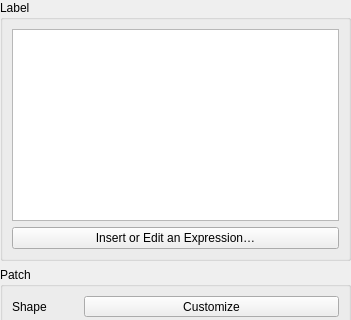
The window that src/ui/layout/qgslayoutlegendnodewidgetbase.ui (qgis/QGIS) describes before a commit, drawn with Qt 5; both pictures show x 0 to 351 and y 0 to 320 of the 351 by 635 pixel window.
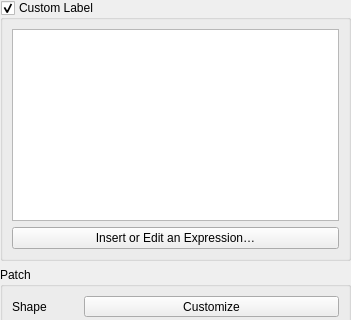
The same window after the commit. Custom widgets are drawn as their Qt base class.

Commit message: Custom Label checkbox in the Legend Item Properties (fixes #41384)

Patch:
```diff
--- a/src/ui/layout/qgslayoutlegendnodewidgetbase.ui
+++ b/src/ui/layout/qgslayoutlegendnodewidgetbase.ui
@@ -29,7 +29,10 @@
    <item row="0" column="0" colspan="2">
     <widget class="QGroupBox" name="mLabelGroup">
      <property name="title">
-      <string>Label</string>
+      <string>Custom Label</string>
+     </property>
+     <property name="checkable">
+      <bool>true</bool>
      </property>
      <layout class="QGridLayout" name="gridLayout_3">
       <item row="0" column="0">
```
The commit also changes 2 other files.
